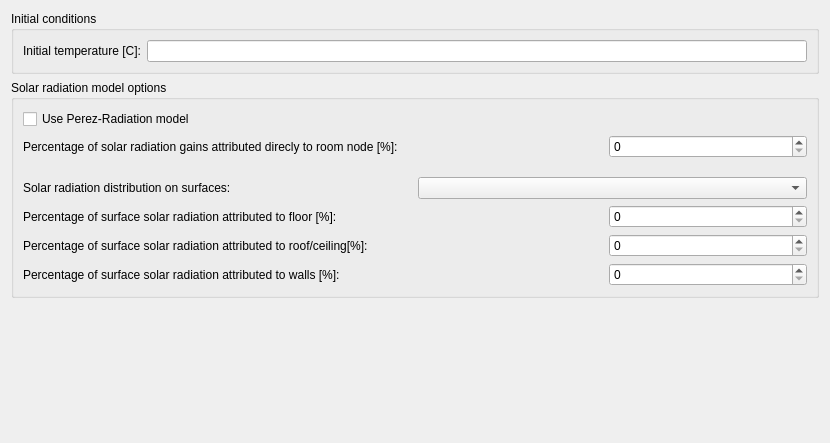
This is SIM-VICUS/src/SVSimulationModelOptions.ui in ghorwin/SIM-VICUS as Qt 5 draws it before an edit. The edited form follows.
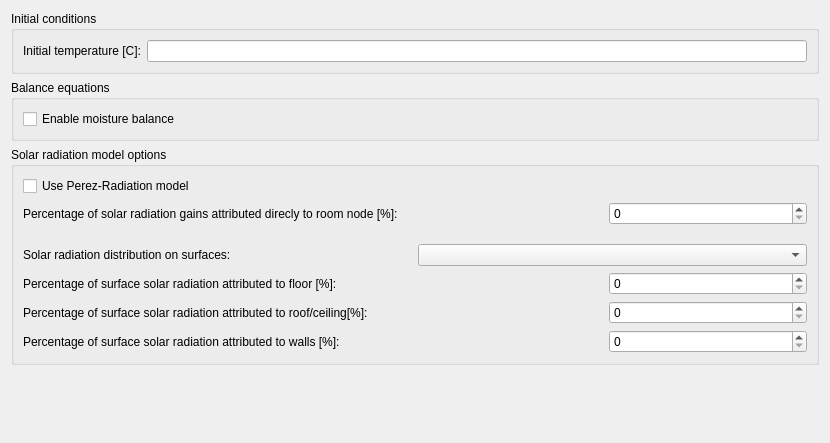
This is the edited form. Custom widgets are drawn as their Qt base class.

Commit message: Moved moisture balance equation option to "Modelling settings" page, implemented setting/clearing of checkbox based on project parameters (fixes #611)

```diff
--- a/SIM-VICUS/src/SVSimulationModelOptions.ui
+++ b/SIM-VICUS/src/SVSimulationModelOptions.ui
@@ -33,6 +33,22 @@
      </layout>
     </widget>
    </item>
+   <item>
+    <widget class="QGroupBox" name="groupBox_3">
+     <property name="title">
+      <string>Balance equations</string>
+     </property>
+     <layout class="QVBoxLayout" name="verticalLayout_2">
+      <item>
+       <widget class="QCheckBox" name="checkBoxEnableMoistureBalance">
+        <property name="text">
+         <string>Enable moisture balance</string>
+        </property>
+       </widget>
+      </item>
+     </layout>
+    </widget>
+   </item>
    <item>
     <widget class="QGroupBox" name="groupBox">
      <property name="title">
```
Left out of the diff: 3 changed lines with no effect on the pictures. The commit also changes 5 other files.
